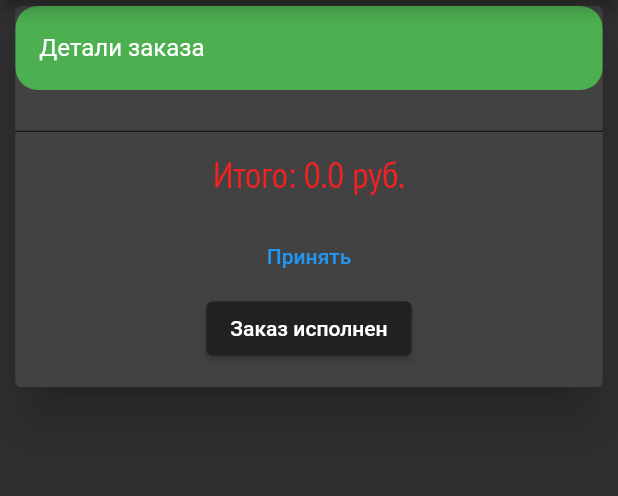
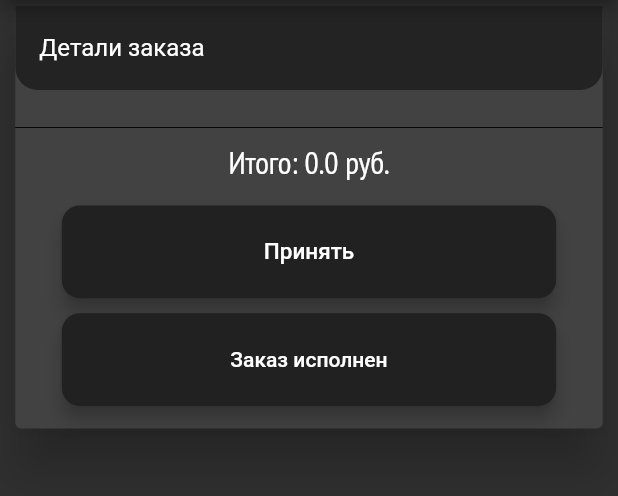
Before and after one commit to Eugeny95/thefir_admin, a Flutter app: the OrderDetailsPage screen opened directly with empty values, on a phone screen of 412 x 824 dp, the part 84-580 px from its top. Run offline on Flutter 3.47's test engine with Material 2 defaults, Android fonts, the phone set to English and light mode, and no system bars; our stand-ins replace awesome_notifications, cached_network_image, carousel_slider, dotted_border, flutter_datetime_picker, hive and 3 more; missing offline and left inert: flutter_foreground_task, qr_code_scanner, sberbank_acquiring; accounts and stored records are empty; network calls fail; statements that could not run were skipped.

Commit message:
First commit

```diff
--- a/lib/Dialogs/BonusesDialog.dart
+++ b/lib/Dialogs/BonusesDialog.dart
@@ -33,6 +33,8 @@ class _BonusesDialogState extends State<BonusesDialog> {
   @override
   Widget build(BuildContext context) {
     return AlertDialog(
+      shape: RoundedRectangleBorder(
+          borderRadius: BorderRadius.all(Radius.circular(20.0))),
       title: new Text('Завершение заказа'),
       content: Text('Списать/начислить бонусы'),
       actions: <Widget>[
@@ -100,6 +102,8 @@ class _BonusesDialogState extends State<BonusesDialog> {
             await showDialog(
               context: context,
               builder: (context) => new AlertDialog(
+                shape: const RoundedRectangleBorder(
+          borderRadius: BorderRadius.all(Radius.circular(20.0))),
                 title: new Text('Иформация об оплате'),
                 content: Text('К опалате: $cost руб.'),
                 actions: <Widget>[
--- a/lib/pages/HomePage/HomePage.dart
+++ b/lib/pages/HomePage/HomePage.dart
@@ -62,9 +62,9 @@ class _HomePageState extends State<HomePage> {
     // TODO: implement build
     return CustomScrollView(slivers: <Widget>[
       SliverAppBar(
-          pinned: true,
+          pinned: false,
           snap: false,
-          floating: true,
+          floating: false,
           expandedHeight: height / 3.5,
           flexibleSpace: Stack(children: [
             Positioned(
--- a/lib/pages/OrderPage/OrderDetails.dart
+++ b/lib/pages/OrderPage/OrderDetails.dart
@@ -28,6 +28,7 @@ class OrderDetailsPageState extends State<OrderDetailsPage> {
   @override
   Widget build(BuildContext context) {
     double width = MediaQuery.of(context).size.width;
+    double height = MediaQuery.of(context).size.height;
     OrderController orderController =
         Provider.of<OrderController>(context, listen: true);
 
@@ -40,7 +41,7 @@ class OrderDetailsPageState extends State<OrderDetailsPage> {
               Expanded(
                 child: Text(line.name,
                     style: TextStyle(
-                        color: Color.fromARGB(255, 252, 172, 24),
+                        color: Color.fromARGB(255, 255, 255, 255),
                         fontSize: 20)),
                 flex: 2,
               ),
@@ -48,7 +49,7 @@ class OrderDetailsPageState extends State<OrderDetailsPage> {
                 child: Text(
                   line.fieldSelection.selectedField!.name + ' мл',
                   textAlign: TextAlign.right,
-                  style: TextStyle(color: Colors.blue, fontSize: 20),
+                  style: TextStyle(color: Color.fromARGB(255, 255, 255, 255), fontSize: 20),
                 ),
                 flex: 1,
               ),
@@ -73,11 +74,11 @@ class OrderDetailsPageState extends State<OrderDetailsPage> {
                               ? Text(line.options[index].name,
                                   textAlign: TextAlign.right,
                                   style: TextStyle(
-                                      color: Colors.blue, fontSize: 15))
+                                      color: Color.fromARGB(255, 255, 255, 255), fontSize: 15))
                               : Text(line.options[index].name,
                                   textAlign: TextAlign.right,
                                   style: TextStyle(
-                                      color: Colors.blue, fontSize: 15));
+                                      color: Color.fromARGB(255, 255, 255, 255), fontSize: 15));
                         })),
               ],
             ),
@@ -93,7 +94,7 @@ class OrderDetailsPageState extends State<OrderDetailsPage> {
                 child: Text(
                   line.count.toString(),
                   textAlign: TextAlign.right,
-                  style: TextStyle(color: Colors.blue, fontSize: 15),
+                  style: TextStyle(color: Color.fromARGB(255, 255, 255, 255), fontSize: 15),
                 ),
                 flex: 1,
               ),
@@ -110,7 +111,7 @@ class OrderDetailsPageState extends State<OrderDetailsPage> {
                 child: Text(
                   line.totalCost.toString(),
                   textAlign: TextAlign.right,
-                  style: TextStyle(color: Colors.blue, fontSize: 15),
+                  style: TextStyle(color: Color.fromARGB(255, 255, 255, 255), fontSize: 15),
                 ),
                 flex: 1,
               ),
@@ -137,12 +138,12 @@ class OrderDetailsPageState extends State<OrderDetailsPage> {
                               ListTile(
                                 shape: RoundedRectangleBorder(
                                     borderRadius: BorderRadius.only(
-                                        topLeft: Radius.circular(15),
-                                        topRight: Radius.circular(15),
+                                        topLeft: Radius.circular(1),
+                                        topRight: Radius.circular(1),
                                         bottomRight: Radius.circular(15),
                                         bottomLeft: Radius.circular(15))),
                                 title: Text('Детали заказа'),
-                                tileColor: Colors.green,
+                                tileColor: Color.fromARGB(255, 35, 35, 35),
                               ),
                               SizedBox(
                                 height: 15,
@@ -152,27 +153,48 @@ class OrderDetailsPageState extends State<OrderDetailsPage> {
                               ),
                               Divider(
                                 color: Color(0xFF070707),
-                                height: 25,
+                                height: 20,
                               ),
                               Text(
                                 'Итого: ${_orderObject!.totalCost} руб.',
                                 style: TextStyle(
-                                    color: Color.fromARGB(255, 243, 33, 33),
-                                    fontSize: 25),
+                                    color: Color.fromARGB(255, 255, 255, 255),
+                                    fontSize: 21),
                               ),
                               SizedBox(
                                 height: 15,
                               ),
                               !_orderObject!.isAccepted
-                                  ? TextButton(
+
+                                  ? ElevatedButton(
+                                       style: ElevatedButton.styleFrom(
+                            shape: RoundedRectangleBorder(
+                 borderRadius: BorderRadius.circular(12), // <-- Radius
+                ),
+                  elevation: 5,
+                  minimumSize: Size( height * 0.4,   width * 0.15 )
+              ),
                                       onPressed: () {
                                         orderController
                                             .acceptOrder(_orderObject!.ids);
                                         orderController.notifyListeners();
                                       },
-                                      child: Text('Принять'))
+                                      child: Text('Принять',
+                                      style: TextStyle(
+                                    color: Color.fromARGB(255, 255, 255, 255),
+                                    fontSize: 15)))
                                   : Row(key: UniqueKey()),
+                                  SizedBox(
+                                height: 10,
+                              ),
                               ElevatedButton(
+                                style: ElevatedButton.styleFrom(
+                            shape: RoundedRectangleBorder(
+                 borderRadius: BorderRadius.circular(12), // <-- Radius
+                ),
+                  elevation: 5,
+                  minimumSize: Size( height * 0.4,   width * 0.15 )
+              ),
                                   onPressed: () async {
                                     await showDialog(
                                         context: context,
```
Also changed, not shown: lib/MyWidgets/OrderPreview.dart (+15 -7 lines), lib/main.dart (+4 -4 lines), lib/pages/OrderPage/OrderPage.dart (+10 -2 lines).
